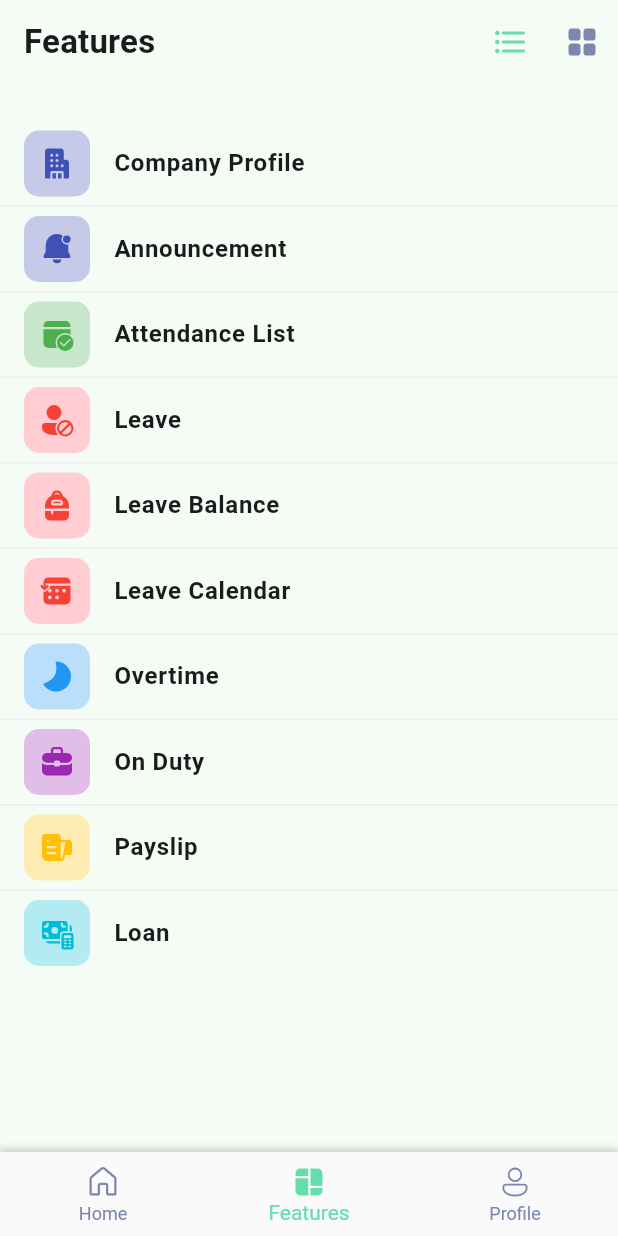
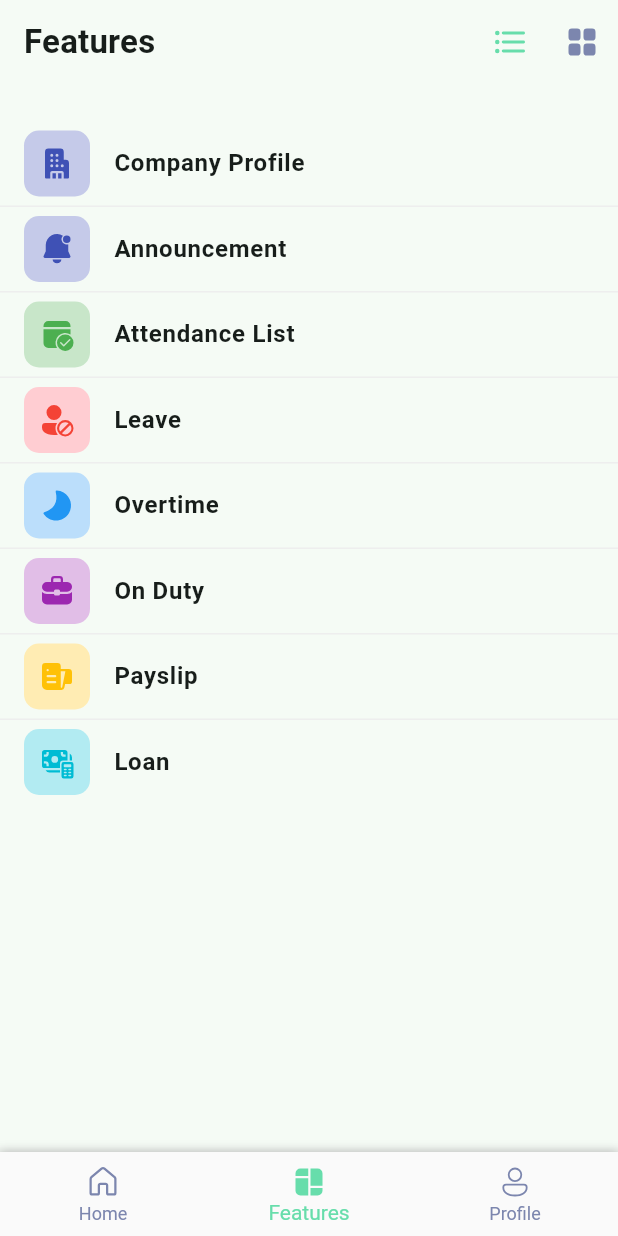
Before and after one commit to agoesm/presence_ap, a Flutter app: the screen it shows after launch, item 2 of the bottom bar chosen, on a phone screen of 412 x 824 dp. Run offline on Flutter 3.47's test engine with Material 2 defaults, Android fonts, the phone set to English and light mode, and no system bars; our stand-ins replace fluentui_system_icons, get.

Commit message:
refactor code & change ss

```diff
--- a/lib/models/all_feature_model.dart
+++ b/lib/models/all_feature_model.dart
@@ -41,18 +41,6 @@ List<AllFeatureModel> allFeatureModel = [
     title: 'Leave',
   ),
   AllFeatureModel(
-    icon: FluentIcons.backpack_28_filled,
-    color: Colors.red,
-    bgColor: Colors.red.shade100,
-    title: 'Leave Balance',
-  ),
-  AllFeatureModel(
-    icon: FluentIcons.calendar_arrow_counterclockwise_28_filled,
-    color: Colors.red,
-    bgColor: Colors.red.shade100,
-    title: 'Leave Calendar',
-  ),
-  AllFeatureModel(
     icon: FluentIcons.weather_moon_24_filled,
     color: Colors.blue,
     bgColor: Colors.blue.shade100,
--- a/lib/models/profile_menu_model.dart
+++ b/lib/models/profile_menu_model.dart
@@ -29,6 +29,11 @@ List<ProfileMenuModel> profileMenuModel = <ProfileMenuModel>[
     trailing: 'id',
   ),
   ProfileMenuModel(
+    icon: Icons.info_outline,
+    title: 'App Info',
+    trailing: 'null',
+  ),
+  ProfileMenuModel(
     icon: Icons.exit_to_app_rounded,
     title: 'Logout',
     trailing: 'null',
--- a/lib/pages/main/home/home.dart
+++ b/lib/pages/main/home/home.dart
@@ -151,7 +151,7 @@ class _HomeState extends State<Home> {
                           ),
                           const SizedBox(height: 5),
                           Text(
-                            'Regular Office Hour : [ 08:00 - 17:00 ]',
+                            'Office Hour : [ 08:00 - 17:00 ]',
                             style: Theme.of(context).textTheme.bodyMedium,
                           ),
                           const SizedBox(height: 5),
--- a/pubspec.yaml
+++ b/pubspec.yaml
@@ -53,7 +53,7 @@ flutter:
   # To add assets to your application, add an assets section, like this:
   assets:
     - assets/images/
-    - assets/icons/
+    # - assets/icons/
   # An image asset can refer to one or more resolution-specific "variants", see
   # https://flutter.dev/assets-and-images/#resolution-aware
   # For details regarding adding assets from package dependencies, see
```
Also changed, not shown: lib/utils/constants/styles.dart (+0 -11 lines), lib/widget/button/transparentButton.dart (deleted, +0 -28 lines), lib/pages/auth/login.dart (deleted), 4 other files.
